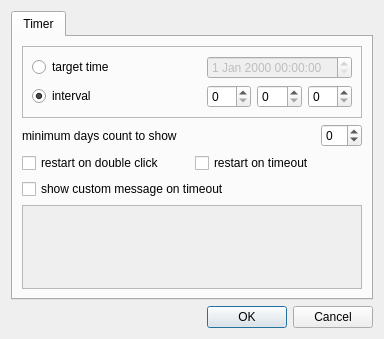
The window that plugins/countdown_timer/gui/settings_dialog.ui (Kolcha/DigitalClock4) describes before a commit, drawn with Qt 5.
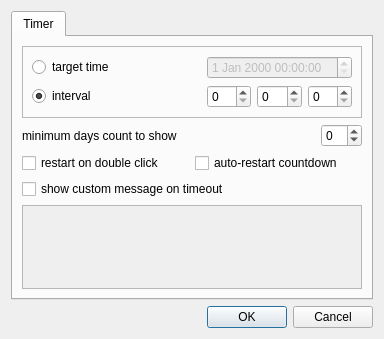
The same window after the commit.

Commit message:
countdown_timer: rename restart on timeout option
branch : plugins

The edit to the form file:
```diff
--- a/plugins/countdown_timer/gui/settings_dialog.ui
+++ b/plugins/countdown_timer/gui/settings_dialog.ui
@@ -133,7 +133,7 @@
        <item row="7" column="1">
         <widget class="QCheckBox" name="restart_on_timeout">
          <property name="text">
-          <string>restart on timeout</string>
+          <string>auto-restart countdown</string>
          </property>
         </widget>
        </item>
```
